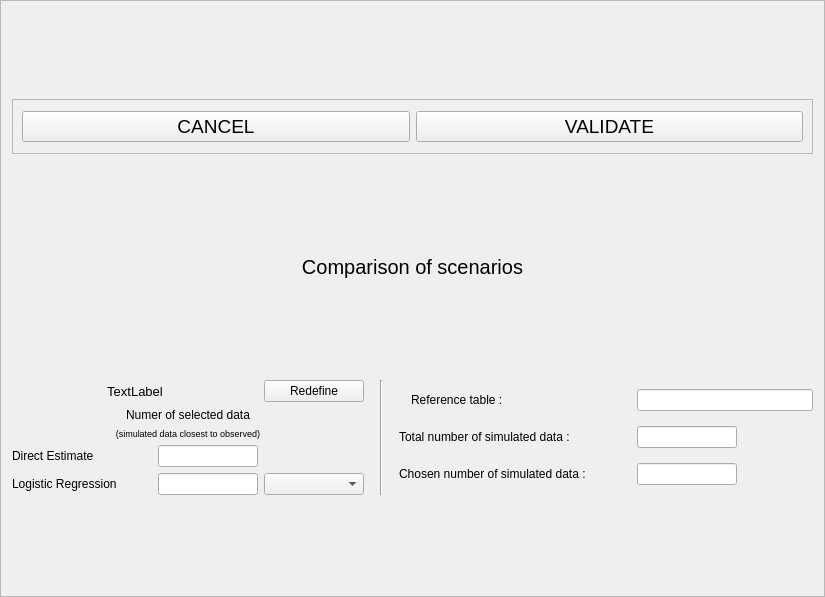
Qt form python_interface/uis/comparison.ui (cbgp/diyabc) before a commit.
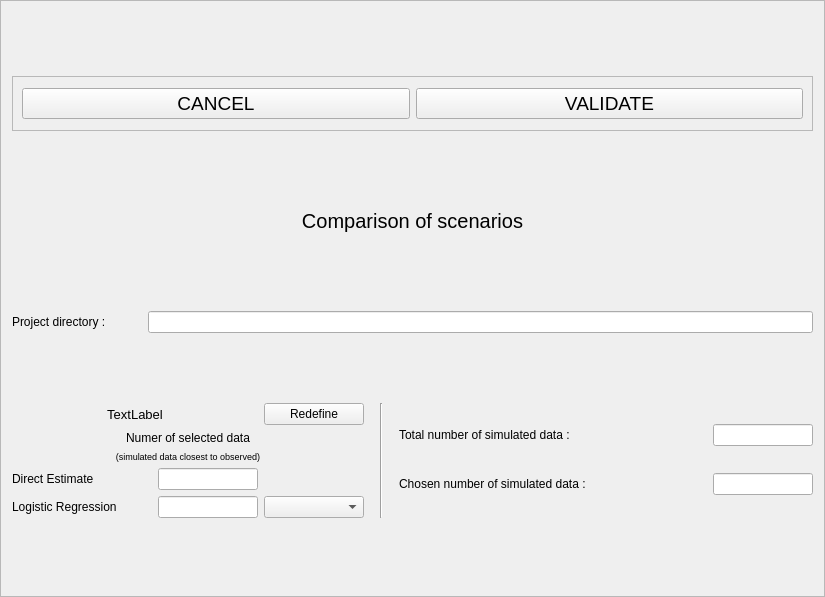
The same form after that commit.

What changed in the file:
```diff
--- a/python_interface/uis/comparison.ui
+++ b/python_interface/uis/comparison.ui
@@ -113,6 +113,36 @@
      </property>
     </widget>
    </item>
+   <item>
+    <layout class="QHBoxLayout" name="horizontalLayout_3">
+     <item>
+      <widget class="QLabel" name="label_6">
+       <property name="minimumSize">
+        <size>
+         <width>130</width>
+         <height>0</height>
+        </size>
+       </property>
+       <property name="maximumSize">
+        <size>
+         <width>130</width>
+         <height>16777215</height>
+        </size>
+       </property>
+       <property name="text">
+        <string>Project directory : </string>
+       </property>
+      </widget>
+     </item>
+     <item>
+      <widget class="QLineEdit" name="projectNameEdit">
+       <property name="readOnly">
+        <bool>true</bool>
+       </property>
+      </widget>
+     </item>
+    </layout>
+   </item>
    <item>
     <layout class="QHBoxLayout" name="horizontalLayout">
      <item>
@@ -369,28 +399,6 @@
          </property>
         </widget>
        </item>
-       <item row="2" column="3">
-        <widget class="QLineEdit" name="refTableNameEdit"/>
-       </item>
-       <item row="2" column="2">
-        <widget class="QLabel" name="label_6">
-         <property name="minimumSize">
-          <size>
-           <width>220</width>
-           <height>0</height>
-          </size>
-         </property>
-         <property name="maximumSize">
-          <size>
-           <width>220</width>
-           <height>16777215</height>
-          </size>
-         </property>
-         <property name="text">
-          <string>Reference table : </string>
-         </property>
-        </widget>
-       </item>
       </layout>
      </item>
     </layout>
```
